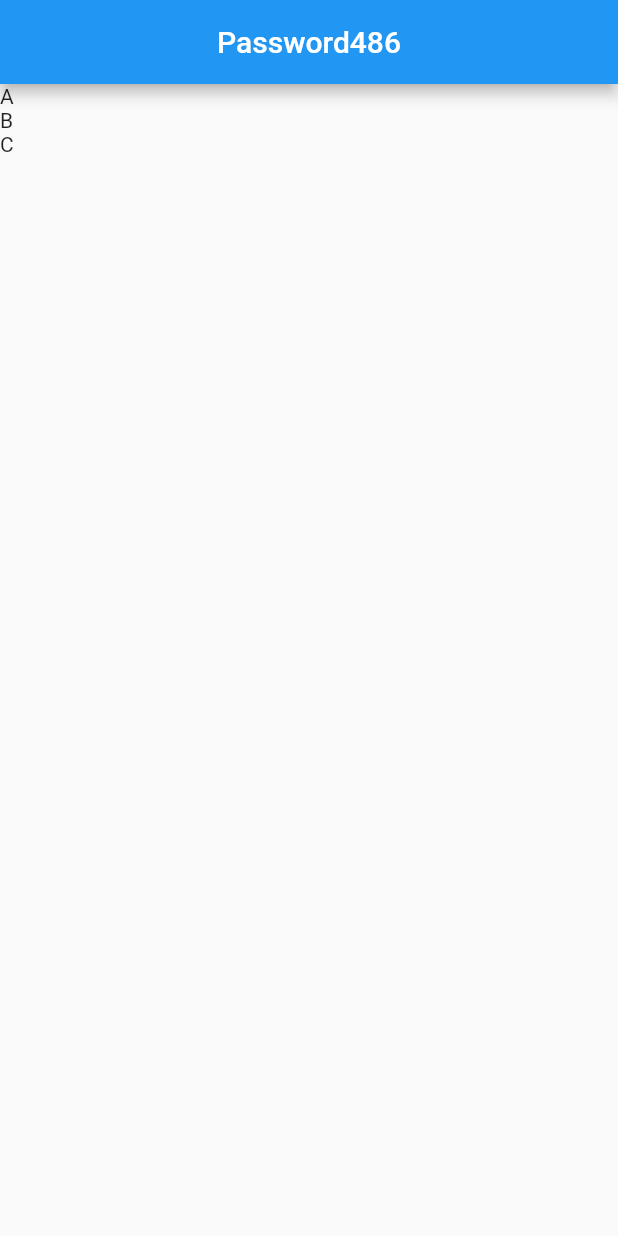
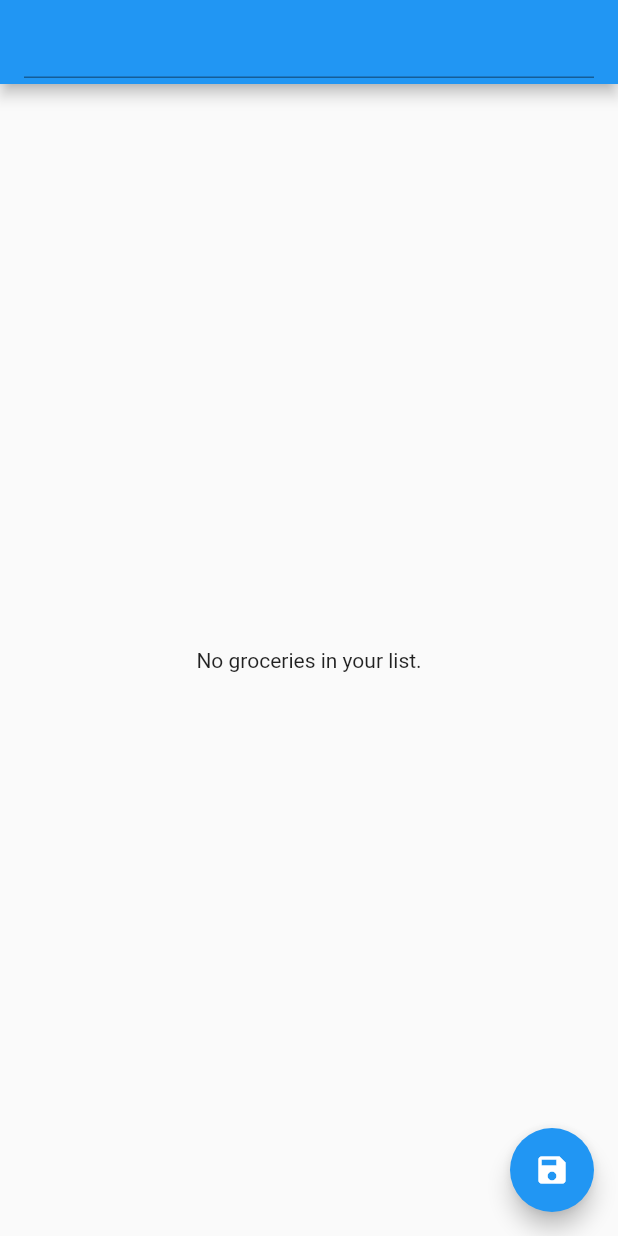
Before and after one commit to jeneelee/password486, a Flutter app: the screen it shows after launch, on a phone screen of 412 x 824 dp. Run offline on Flutter 3.47's test engine with Material 2 defaults, Android fonts, the light colour scheme and no system bars.

Commit message:
5 commit

```diff
--- a/lib/main.dart
+++ b/lib/main.dart
@@ -19,22 +19,60 @@ class MyApp extends StatelessWidget {
   }
 }
 
-class PassWord486 extends StatelessWidget {
+class PassWord486 extends StatefulWidget {
   const PassWord486({Key? key}) : super(key: key);
 
   @override
+  State<PassWord486> createState() => _PassWord486State();
+}
+
+class _PassWord486State extends State<PassWord486> {
+  final List<String> entries = [];
+  final textController = TextEditingController();
+
+  @override
   Widget build(BuildContext context) {
+    entries.sort();
+
     return Scaffold(
-        appBar: AppBar(
-          title: Text('Password486'),
-          centerTitle: true,
+      appBar: AppBar(
+        //title: Text('Password486'),
+        title: TextField(
+          controller: textController,
         ),
-        body: ListView(
-          children: [
-            Text('A'),
-            Text('B'),
-            Text('C'),
-          ],
-        ));
+      ),
+      body: entries.length > 0
+          ? ListView.separated(
+              itemCount: entries.length,
+              itemBuilder: (context, index) {
+                return ListTile(
+                  leading: Icon(Icons.local_grocery_store),
+                  title: Text('${entries[index]}'),
+                  onLongPress: () {
+                    setState(() {
+                      entries.removeAt(index);
+                    });
+                  },
+                  trailing: Icon(Icons.remove_circle_outline),
+                );
+              },
+              separatorBuilder: (BuildContext context, int index) =>
+                  const Divider(
+                color: Colors.black,
+              ),
+            )
+          : Center(
+              child: Text('No groceries in your list.'),
+            ),
+      floatingActionButton: FloatingActionButton(
+        child: Icon(Icons.save),
+        onPressed: () {
+          setState(() {
+            entries.add(textController.text);
+            textController.clear();
+          });
+        },
+      ),
+    );
   }
 }
```
